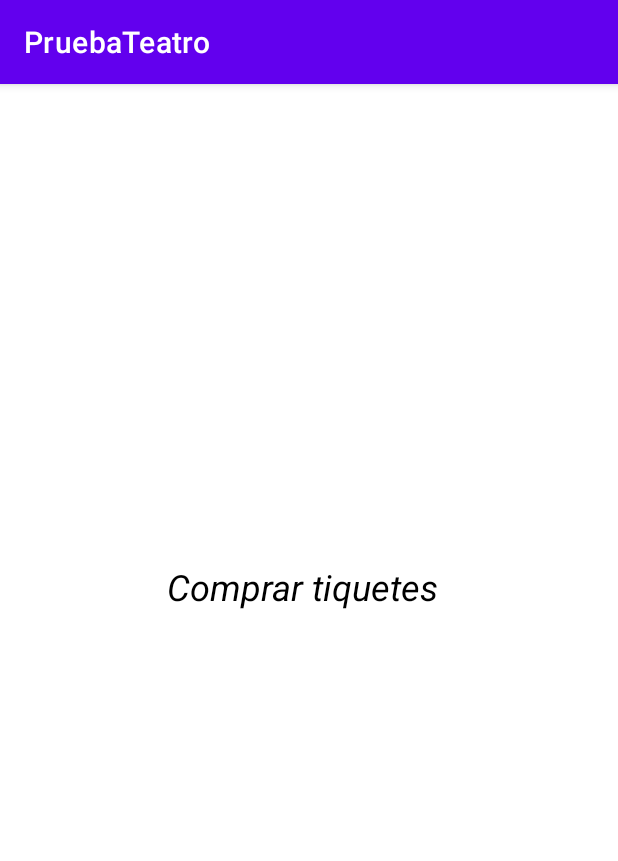
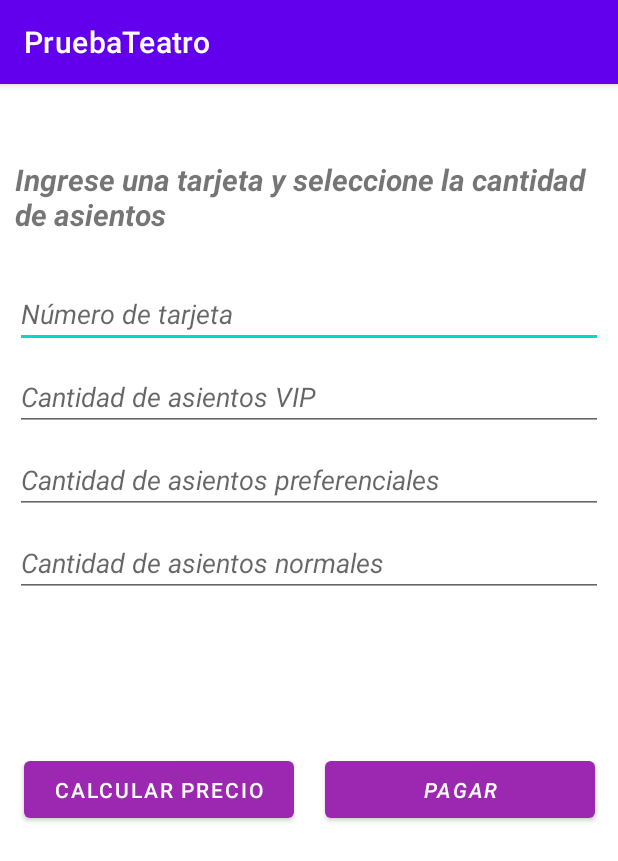
Before and after one commit to joselewis/ProyectoKotlin, an Android app: the compraTiquetes screen opened directly, with no data from a screen before it, on a phone screen of 412 x 824 dp. Shown: the top 861 px of the screen. Run offline under Robolectric (Android 15) with nearby library versions, the phone set to English and light mode, and no system bars; our stand-ins replace Firebase (no records; nobody signed in at launch, a user with empty details on screens opened directly).

Commit message:
Proyecto Finalizado :D

```diff
--- a/app/build.gradle
+++ b/app/build.gradle
@@ -40,6 +40,7 @@ android {
 dependencies {
     implementation 'com.google.firebase:firebase-database:20.0.1'
     implementation 'com.google.firebase:firebase-auth-ktx:21.0.1'
+    implementation 'com.google.firebase:firebase-firestore-ktx:23.0.3'
 
 
     /////////////////////////POSIBLE ERROR O SOLUCION, LO QUE DIOSITO QUIERA////////////////////////
--- a/app/src/main/AndroidManifest.xml
+++ b/app/src/main/AndroidManifest.xml
@@ -26,6 +26,7 @@
         <activity android:name=".compraTiquetes" />
         <activity android:name=".PreciosObra" />
         <activity android:name=".Butacas" />
+        <activity android:name=".tiquetes" />
     </application>
 
 </manifest>
--- a/app/src/main/java/com/example/pruebateatro/CapaDatos.kt
+++ b/app/src/main/java/com/example/pruebateatro/CapaDatos.kt
@@ -77,4 +77,7 @@ class CapaDatos {
             diasdelmes = ArrayList()
         }
     }
+
+
+
 }
--- a/app/src/main/res/layout/compra_tiquetes.xml
+++ b/app/src/main/res/layout/compra_tiquetes.xml
@@ -5,18 +5,134 @@
     android:layout_width="match_parent"
     android:layout_height="match_parent">
 
+    <EditText
+        android:id="@+id/txtNumeroTarjeta"
+        android:layout_width="0dp"
+        android:layout_height="wrap_content"
+        android:layout_marginStart="10dp"
+        android:layout_marginLeft="10dp"
+        android:layout_marginTop="30dp"
+        android:layout_marginEnd="10dp"
+        android:layout_marginRight="10dp"
+        android:ems="10"
+        android:hint="Número de tarjeta"
+        android:inputType="textPersonName"
+        android:textStyle="italic"
+        app:layout_constraintEnd_toEndOf="parent"
+        app:layout_constraintStart_toStartOf="parent"
+        app:layout_constraintTop_toBottomOf="@+id/textView2" />
+
+    <EditText
+        android:id="@+id/txtCantidadAsientosVIP"
+        android:layout_width="0dp"
+        android:layout_height="wrap_content"
+        android:layout_marginStart="10dp"
+        android:layout_marginLeft="10dp"
+        android:layout_marginTop="10dp"
+        android:layout_marginEnd="10dp"
+        android:layout_marginRight="10dp"
+        android:ems="10"
+        android:hint="Cantidad de asientos VIP"
+        android:inputType="textPersonName"
+        android:textStyle="italic"
+        app:layout_constraintEnd_toEndOf="parent"
+        app:layout_constraintStart_toStartOf="parent"
+        app:layout_constraintTop_toBottomOf="@+id/txtNumeroTarjeta" />
+
     <TextView
-        android:id="@+id/textView3"
-        android:layout_width="188dp"
-        android:layout_height="32dp"
-        android:text="Comprar tiquetes"
-        android:textColor="#000000"
-        android:textSize="24sp"
+        android:id="@+id/textView2"
+        android:layout_width="0dp"
+        android:layout_height="wrap_content"
+        android:layout_marginStart="10dp"
+        android:layout_marginLeft="10dp"
+        android:layout_marginTop="50dp"
+        android:layout_marginEnd="10dp"
+        android:layout_marginRight="10dp"
+        android:text="Ingrese una tarjeta y seleccione la cantidad de asientos"
+        android:textSize="20dp"
+        android:textStyle="bold|italic"
+        app:layout_constraintEnd_toEndOf="parent"
+        app:layout_constraintHorizontal_bias="0.498"
+        app:layout_constraintStart_toStartOf="parent"
+        app:layout_constraintTop_toTopOf="parent" />
+
+    <Button
+        android:id="@+id/buttonPago"
+        android:layout_width="180dp"
+        android:layout_height="50dp"
+        android:layout_marginStart="72dp"
+        android:layout_marginLeft="72dp"
+        android:layout_marginTop="32dp"
+        android:layout_marginEnd="15dp"
+        android:layout_marginRight="15dp"
+        android:text="Pagar"
         android:textStyle="italic"
-        app:layout_constraintBottom_toBottomOf="parent"
+        app:backgroundTint="#9C27B0"
         app:layout_constraintEnd_toEndOf="parent"
-        app:layout_constraintHorizontal_bias="0.497"
+        app:layout_constraintHorizontal_bias="1.0"
+        app:layout_constraintStart_toEndOf="@+id/buttonCalcularPago"
+        app:layout_constraintTop_toBottomOf="@+id/textViewMontoTotal" />
+
+    <EditText
+        android:id="@+id/txtCantidadAsientosPrefe"
+        android:layout_width="0dp"
+        android:layout_height="wrap_content"
+        android:layout_marginStart="10dp"
+        android:layout_marginLeft="10dp"
+        android:layout_marginTop="10dp"
+        android:layout_marginEnd="10dp"
+        android:layout_marginRight="10dp"
+        android:ems="10"
+        android:hint="Cantidad de asientos preferenciales"
+        android:inputType="textPersonName"
+        android:textStyle="italic"
+        app:layout_constraintEnd_toEndOf="parent"
         app:layout_constraintStart_toStartOf="parent"
-        app:layout_constraintTop_toTopOf="parent"
-        app:layout_constraintVertical_bias="0.433" />
+        app:layout_constraintTop_toBottomOf="@+id/txtCantidadAsientosVIP" />
+
+    <EditText
+        android:id="@+id/txtCantidadAsientosNormal"
+        android:layout_width="0dp"
+        android:layout_height="wrap_content"
+        android:layout_marginStart="10dp"
+        android:layout_marginLeft="10dp"
+        android:layout_marginTop="10dp"
+        android:layout_marginEnd="10dp"
+        android:layout_marginRight="10dp"
+        android:ems="10"
+        android:hint="Cantidad de asientos normales"
+        android:inputType="textPersonName"
+        android:textStyle="italic"
+        app:layout_constraintEnd_toEndOf="parent"
+        app:layout_constraintHorizontal_bias="0.502"
+        app:layout_constraintStart_toStartOf="parent"
+        app:layout_constraintTop_toBottomOf="@+id/txtCantidadAsientosPrefe" />
+
+    <TextView
+        android:id="@+id/textViewMontoTotal"
+        android:layout_width="0dp"
+        android:layout_height="wrap_content"
+        android:layout_marginStart="100dp"
+        android:layout_marginLeft="100dp"
+        android:layout_marginTop="44dp"
+        android:layout_marginEnd="100dp"
+        android:layout_marginRight="100dp"
+        android:textSize="20dp"
+        app:layout_constraintEnd_toEndOf="parent"
+        app:layout_constraintHorizontal_bias="0.0"
+        app:layout_constraintStart_toStartOf="parent"
+        app:layout_constraintTop_toBottomOf="@+id/txtCantidadAsientosNormal" />
+
+    <Button
+        android:id="@+id/buttonCalcularPago"
+        android:layout_width="180dp"
+        android:layout_height="50dp"
+        android:layout_marginStart="16dp"
+        android:layout_marginLeft="16dp"
+        android:layout_marginTop="32dp"
+        android:text="Calcular Precio"
+        app:backgroundTint="#9C27B0"
+        app:layout_constraintStart_toStartOf="parent"
+        app:layout_constraintTop_toBottomOf="@+id/textViewMontoTotal" />
+
 </androidx.constraintlayout.widget.ConstraintLayout>
--- a/app/src/main/res/layout/recycler.xml
+++ b/app/src/main/res/layout/recycler.xml
@@ -8,7 +8,7 @@
     android:padding="8dp">
 
     <de.hdodenhof.circleimageview.CircleImageView
-        android:id="@+id/fotoUsuario"
+        android:id="@+id/fotoCodigoQR"
         android:layout_width="100dp"
         android:layout_height="100dp"
         android:src="@drawable/sweetblackcat"/>
@@ -56,6 +56,7 @@
             android:layout_marginTop="5dp"
             android:text="Ver obras"
             android:textStyle="italic"
+            app:backgroundTint="#9C27B0"
             app:layout_constraintBottom_toBottomOf="parent"
             app:layout_constraintEnd_toEndOf="parent"
             app:layout_constraintHorizontal_bias="0.181"
@@ -69,8 +70,9 @@
             android:layout_height="44dp"
             android:layout_marginLeft="20dp"
             android:layout_marginTop="5dp"
-            android:text="Tomar Foto"
+            android:text="Tiquetes"
             android:textStyle="italic"
+            app:backgroundTint="#9C27B0"
             app:layout_constraintBottom_toBottomOf="parent"
             app:layout_constraintStart_toStartOf="parent"
             app:layout_constraintTop_toBottomOf="@+id/linearLayout2"
```
Also changed, not shown: app/src/main/java/com/example/pruebateatro/Butacas.kt (+32 -16 lines), app/src/main/java/com/example/pruebateatro/PaginaPrincipal.kt (+8 -0 lines), app/src/main/java/com/example/pruebateatro/compraTiquetes.kt (+60 -0 lines), app/src/main/java/com/example/pruebateatro/tiquetes.kt (added, +87 -0 lines), app/src/main/res/layout/butacas_activity.xml (+4 -4 lines), app/src/main/res/layout/tiquete_activity.xml (added, +103 -0 lines), app/src/main/res/drawable-v24/codigo_qr.png (added).
